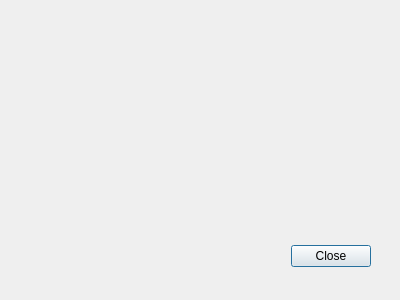
First picture: the form in gui/TestRosCommunicationForm.ui, repository asmith9455/imageClassifier, before the edit.
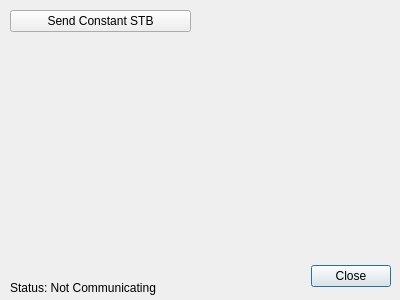
Second picture: the form after the edit.

Diff of the .ui file:
```diff
--- a/gui/TestRosCommunicationForm.ui
+++ b/gui/TestRosCommunicationForm.ui
@@ -16,9 +16,9 @@
   <widget class="QDialogButtonBox" name="buttonBox">
    <property name="geometry">
     <rect>
-     <x>30</x>
-     <y>240</y>
-     <width>341</width>
+     <x>300</x>
+     <y>260</y>
+     <width>91</width>
      <height>32</height>
     </rect>
    </property>
@@ -29,6 +29,32 @@
     <set>QDialogButtonBox::Close</set>
    </property>
   </widget>
+  <widget class="QPushButton" name="pushButton">
+   <property name="geometry">
+    <rect>
+     <x>10</x>
+     <y>10</y>
+     <width>181</width>
+     <height>22</height>
+    </rect>
+   </property>
+   <property name="text">
+    <string>Send Constant STB</string>
+   </property>
+  </widget>
+  <widget class="QLabel" name="label_commStatus">
+   <property name="geometry">
+    <rect>
+     <x>10</x>
+     <y>280</y>
+     <width>171</width>
+     <height>16</height>
+    </rect>
+   </property>
+   <property name="text">
+    <string>Status: Not Communicating</string>
+   </property>
+  </widget>
  </widget>
  <resources/>
  <connections>
```
